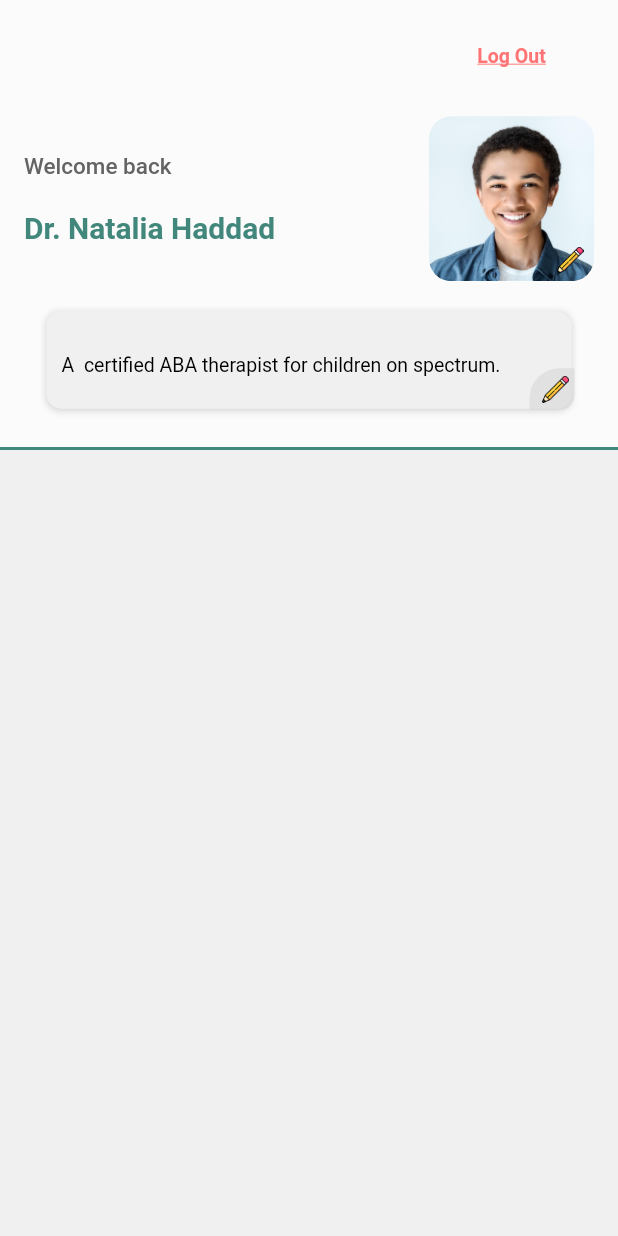
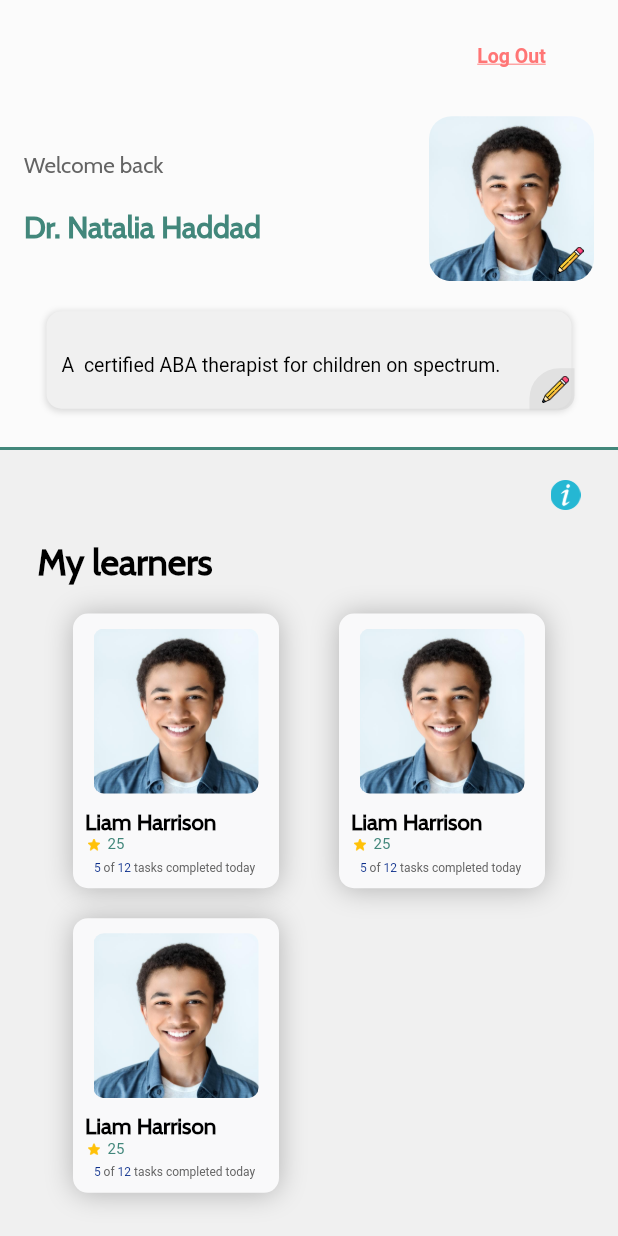
Before and after one commit to tiahaddad1/fyp_final_app, a Flutter app: the screen it shows after launch, after a tap on an icon or button, on a phone screen of 412 x 824 dp. Run offline on Flutter 3.47's test engine with Material 2 defaults, Android fonts, the phone set to English and light mode, and no system bars; our stand-ins replace circular_countdown_timer, confetti, image_picker, rflutter_alert, video_player; Roboto replaces fonts that are missing (Fredoka-SemiBold).

Commit message:
completed the caregiver's home page

```diff
--- /dev/null
+++ b/lib/View/Components/learnerInfoCard.dart
@@ -0,0 +1,109 @@
+import 'package:flutter/material.dart';
+import 'package:flutter/src/widgets/container.dart';
+import 'package:flutter/src/widgets/framework.dart';
+import 'package:fyp_application/View/learnerSignup.dart';
+
+class learnerInfoCard extends StatefulWidget {
+  const learnerInfoCard({super.key});
+
+  @override
+  State<learnerInfoCard> createState() => _learnerInfoCardState();
+}
+
+class _learnerInfoCardState extends State<learnerInfoCard> {
+  @override
+  Widget build(BuildContext context) {
+    return GestureDetector(
+      onTap: () {
+        //navigate to user page
+      },
+      child: Container(
+          margin: EdgeInsets.only(left: 20, right: 20, bottom: 20),
+          decoration: BoxDecoration(
+              color: Color.fromARGB(255, 249, 249, 250),
+              // border: Border(bottom:BorderSide(color: Colors.grey,width: 2),right:BorderSide(color: Colors.grey,width: 2) ),
+              borderRadius: BorderRadius.circular(10),
+              boxShadow: [BoxShadow(color: Color.fromARGB(255, 179, 179, 179),blurRadius: 15.0,
+                offset: Offset(0.0, 0.75))]),
+          height: MediaQuery.of(context).size.height / 4.5,
+          width: MediaQuery.of(context).size.width / 3,
+          child: Column(children: [
+            Padding(
+              child: ClipRRect(
+                borderRadius: BorderRadius.circular(7), // Image border
+                child: SizedBox.fromSize(
+                  size: Size.fromRadius(55), // Image radius
+                  child: Image.asset("lib/assets/user1.png", fit: BoxFit.cover),
+                ),
+              ),
+              padding: EdgeInsets.only(top: 10, bottom: 10),
+            ),
+            Container(
+              padding: EdgeInsets.only(left: 8),
+              alignment: Alignment.topLeft,
+              child: Text(
+                "Liam Harrison",
+                style: TextStyle(
+                    color: Colors.black,
+                    fontSize: 15,
+                    fontWeight: FontWeight.w700,
+                    fontFamily: "Cabin-Regular"),
+              ),
+            ),
+            Row(
+              children: [
+                Padding(
+                    padding: EdgeInsets.only(left: 10),
+                    child: Image.asset(
+                      "lib/assets/star.png",
+                      width: 8,
+                      height: 8,
+                    )),
+                Padding(
+                  child: Text("25",
+                      style: TextStyle(
+                          color: Color.fromARGB(255, 66, 135, 123),
+                          fontSize: 10,
+                          fontFamily: "Fredoka-SemiBold")),
+                  padding: EdgeInsets.only(left: 5),
+                ),
+              ],
+            ),
+            Padding(
+              padding: EdgeInsets.all(5),
+              child: RichText(
+                text: TextSpan(
+                    style: TextStyle(
+                        decoration: TextDecoration.none,
+                        fontSize: 8,
+                        fontFamily: "Fredoka-SemiBold"),
+                    children: [
+                      TextSpan(
+                        text: '5 ', //changes to calculating current time with the time of each task of the learner
+                        style: TextStyle(
+                          color: Color.fromARGB(255, 13, 48, 140),
+                          // fontWeight: FontWeight.bold,
+                        ),
+                      ),
+                      TextSpan(
+                          text: 'of ',
+                          style: TextStyle(
+                            color: Color.fromARGB(255, 100, 100, 100),
+                          )),
+                      TextSpan(
+                          text: '12 ', //changes to taking the size of the arraylist
+                          style: TextStyle(
+                            color: Color.fromARGB(255, 13, 48, 140),
+                          )),
+                      TextSpan(
+                          text: 'tasks completed today ',
+                          style: TextStyle(
+                            color: Color.fromARGB(255, 100, 100, 100),
+                          )),
+                    ]),
+              ),
+            )
+          ])),
+    );
+  }
+}
--- a/lib/View/Components/userRoleComponent.dart
+++ b/lib/View/Components/userRoleComponent.dart
@@ -26,7 +26,12 @@ class userRoleComponent extends StatefulWidget {
 class _userRoleComponentState extends State<userRoleComponent> {
   @override
   Widget build(BuildContext context) {
-    return Padding(
+    return GestureDetector(
+        onTap: () {
+          Navigator.push(
+              context, MaterialPageRoute(builder: (context) => widget.page!));
+        },
+        child: Padding(
             padding: EdgeInsets.only(top: 15, bottom: 30),
             child: Container(
                 decoration: BoxDecoration(
@@ -49,24 +54,16 @@ class _userRoleComponentState extends State<userRoleComponent> {
                   children: [
                     Padding(
                         padding: EdgeInsets.only(left: 20),
-                    child: InkWell(
-                        onTap: () {
-                          Navigator.push(
-                              context,
-                              MaterialPageRoute(
-                                  builder: (context) =>
-                                      widget.page!));
-                        },
                         child: Text(widget.role,
                             style: TextStyle(
                                 color: Color.fromARGB(255, 0, 34, 61),
                                 fontFamily: "Lato-Regular",
                                 fontWeight: FontWeight.w600,
-                                fontSize: 23)))),
+                                fontSize: 23))),
                     Image.asset("lib/assets/${widget.image}.jpeg",
                         width: widget.width == null ? 200 : widget.width,
                         height: widget.height == null ? 200 : widget.height)
                   ],
-            )));
+                ))));
   }
 }
--- a/lib/View/caregiverHome.dart
+++ b/lib/View/caregiverHome.dart
@@ -2,6 +2,9 @@ import 'package:flutter/material.dart';
 import 'package:flutter/src/widgets/container.dart';
 import 'package:flutter/src/widgets/framework.dart';
 import 'package:fyp_application/View/Components/logOutButton.dart';
+
+import 'Components/learnerInfoCard.dart';
+import 'learnerSignup.dart';
 
 class caregiverHome extends StatefulWidget {
   const caregiverHome({super.key});
@@ -11,6 +14,56 @@ class caregiverHome extends StatefulWidget {
 }
 
 class _caregiverHomeState extends State<caregiverHome> {
+  GestureDetector addNewLearnerComp() {
+    return GestureDetector(
+      onTap: () {
+        Navigator.push(
+            context, MaterialPageRoute(builder: (context) => learnerSignup()));
+        //navigates to add new learner screen
+      },
+      child: Container(
+          alignment: Alignment.center,
+          height: 70,
+          decoration: BoxDecoration(
+            // borderRadius: BorderRadius.only(topRight:Radius.circular(10),bottomRight:Radius.circular(10), ),
+            border: Border(
+              right: BorderSide(
+                  width: 2.0, color: Color.fromARGB(255, 80, 169, 154)),
+              bottom: BorderSide(
+                  width: 2.0, color: Color.fromARGB(255, 80, 169, 154)),
+              left: BorderSide(
+                  width: 4.0, color: Color.fromARGB(255, 80, 169, 154)),
+            ),
+            color: Colors.white,
+          ),
+          margin: EdgeInsets.all(20),
+          child: Row(
+            mainAxisAlignment: MainAxisAlignment.center,
+            children: [
+              Padding(
+                padding: EdgeInsets.all(15),
+                child: Image.asset(
+                  "lib/assets/addNewLearner.png",
+                  width: 35,
+                  height: 35,
+                ),
+              ),
+              Padding(
+                child: Text(
+                  "Add new learner",
+                  style: TextStyle(
+                      color: Colors.black,
+                      fontFamily: "Fredoka-Medium",
+                      decoration: TextDecoration.underline,
+                      fontSize: 17),
+                ),
+                padding: EdgeInsets.all(10),
+              )
+            ],
+          )),
+    );
+  }
+
   bool edit = false;
   @override
   Widget build(BuildContext context) {
@@ -60,7 +113,8 @@ class _caregiverHomeState extends State<caregiverHome> {
                                 "Welcome back",
                                 style: TextStyle(
                                     color: Color.fromARGB(255, 100, 100, 100),
-                                    fontSize: 15),
+                                    fontSize: 15,
+                                    fontFamily: "Cabin-Regular"),
                                 textAlign: TextAlign.left,
                               ),
                               padding: EdgeInsets.only(bottom: 20),
@@ -69,6 +123,7 @@ class _caregiverHomeState extends State<caregiverHome> {
                                 child: Text(
                               "Dr. Natalia Haddad",
                               style: TextStyle(
+                                  fontFamily: "Cabin-Regular",
                                   fontSize: 20,
                                   color: Color.fromARGB(255, 66, 135, 123),
                                   fontWeight: FontWeight.w600),
@@ -140,15 +195,13 @@ class _caregiverHomeState extends State<caregiverHome> {
                     },
                     showCursor: true,
                     cursorColor: Color.fromARGB(255, 66, 135, 123),
-                    maxLines: 2,
+                    maxLines: 5,
                     decoration: InputDecoration(
                       border: InputBorder.none,
                       hintText:
                           "A  certified ABA therapist for children on spectrum.",
                       hintStyle: TextStyle(
-                          color: Color.fromARGB(255, 0, 0, 0),
-                          fontFamily: "Fredoka-SemiBold",
-                          fontSize: 13),
+                          color: Color.fromARGB(255, 0, 0, 0), fontSize: 13),
                     )),
               ),
               Positioned(
@@ -188,6 +241,56 @@ class _caregiverHomeState extends State<caregiverHome> {
         )),
       ),
       backgroundColor: Color.fromARGB(255, 240, 240, 240),
+      body: Column(
+        children: [
+          Container(
+            padding: EdgeInsets.only(right: 20, bottom: 20, top: 20),
+            height: 60,
+            child: Row(mainAxisAlignment: MainAxisAlignment.end, children: [
+              GestureDetector(
+                  onTap: () {
+                    //view info guide here in a pop up
+                  },
+                  child: Image.asset(
+                    "lib/assets/infoIcon.png",
+                    height: 30,
+                    width: 30,
+                  ))
+            ]),
+          ),
+          Container(
+            padding: EdgeInsets.only(left: 25),
+            alignment: Alignment.topLeft,
+            child: Text(
+              "My learners",
+              style: TextStyle(
+                  color: Colors.black,
+                  fontSize: 24,
+                  fontWeight: FontWeight.w700,
+                  fontFamily: "Cabin-Regular"),
+            ),
+          ),
+          Expanded(
+              child: SafeArea(
+                  child: ListView(
+            padding: EdgeInsets.only(top: 20),
+            shrinkWrap: true,
+            scrollDirection: Axis.vertical,
+            children: [
+              Center(
+                  child: Wrap(
+                children: [
+                  learnerInfoCard(),
+                  learnerInfoCard(),
+                  learnerInfoCard(),
+                ],
+              )),
+              addNewLearnerComp()
+              //add learner here
+            ],
+          )))
+        ],
+      ),
     );
   }
 }
--- a/lib/View/learnerSignup.dart
+++ b/lib/View/learnerSignup.dart
@@ -285,7 +285,7 @@ class _learnerSignupState extends State<learnerSignup> {
                                     ),
                                   ),
                                   Container(
-                                    margin: EdgeInsets.only(top: 8),
+                                    margin: EdgeInsets.only(top: 8,left: 7),
                                     width: 350,
                                     height: 52,
                                     decoration: BoxDecoration(
--- a/pubspec.yaml
+++ b/pubspec.yaml
@@ -123,6 +123,9 @@ flutter:
     - family: ComingSoon-Regular
       fonts:
         - asset: lib/assets/fonts/ComingSoon-Regular.ttf
+    - family: Cabin-Regular
+      fonts:
+        - asset: lib/assets/fonts/Cabin-Regular.ttf
 
   # fonts:
   #   - family: Schyler
```
Also changed, not shown: lib/assets/addNewLearner.png (added), lib/assets/fonts/Cabin-Regular.ttf (added), lib/assets/infoIcon.png (added), lib/assets/rewardStars.png (added), 1 other file. Lines whose indentation alone changed are shown as unchanged.
